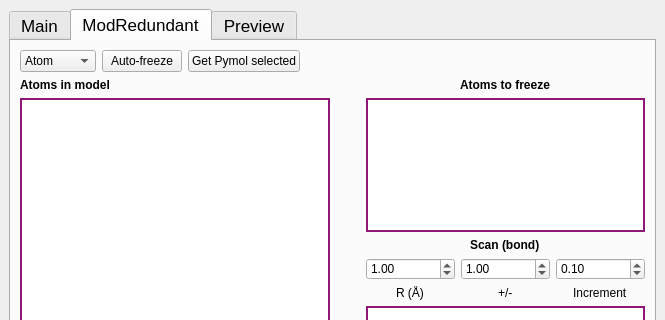
Qt form UIs/SetupWindow.ui (isaksengeir/REACT) before a commit; both pictures show x 0 to 665 and y 0 to 320 of the 665 by 496 pixel window.
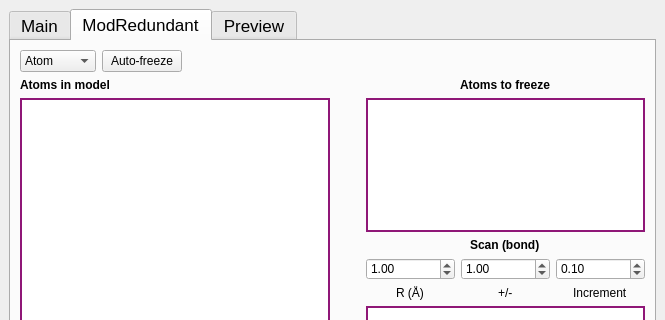
The same form after that commit. The open tabs and pages were chosen to show the change. Icons and pictures are not drawn.

Commit message: Removed setupwindow "get pymol selected" button

```diff
--- a/UIs/SetupWindow.ui
+++ b/UIs/SetupWindow.ui
@@ -1379,13 +1379,6 @@
              </widget>
             </item>
             <item row="0" column="2">
-             <widget class="QPushButton" name="button_add_from_pymol">
-              <property name="text">
-               <string>Get Pymol selected</string>
-              </property>
-             </widget>
-            </item>
-            <item row="0" column="3">
              <spacer name="horizontalSpacer">
               <property name="orientation">
                <enum>Qt::Horizontal</enum>
```
The commit also changes 1 other file.
